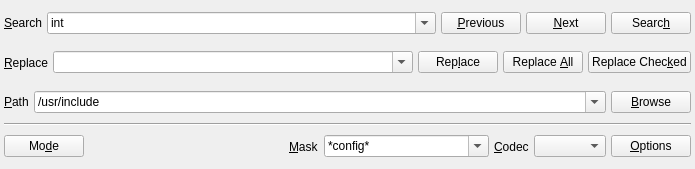
Qt form v2/branches/dev/plugins/base/SearchAndReplaceV2/src/SearchWidget.ui (testmana2/mks) before a commit.
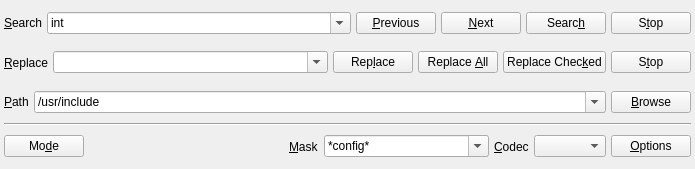
The same form after that commit. Icons and pictures are not drawn.

Commit message: Fix a bug that cause search button pressed multiple times to not restart the search. Add the possibility to stop search/replace threads when they are running.

Patch:
```diff
--- a/v2/branches/dev/plugins/base/SearchAndReplaceV2/src/SearchWidget.ui
+++ b/v2/branches/dev/plugins/base/SearchAndReplaceV2/src/SearchWidget.ui
@@ -108,6 +108,17 @@
            </property>
           </widget>
          </item>
+         <item>
+          <widget class="QPushButton" name="pbSearchStop">
+           <property name="text">
+            <string>S&amp;top</string>
+           </property>
+           <property name="icon">
+            <iconset resource="../../../../monkey/src/resources/resources.qrc">
+             <normaloff>:/console/icons/console/stop.png</normaloff>:/console/icons/console/stop.png</iconset>
+           </property>
+          </widget>
+         </item>
         </layout>
        </widget>
       </item>
@@ -190,6 +201,17 @@
            </property>
           </widget>
          </item>
+         <item>
+          <widget class="QPushButton" name="pbReplaceCheckedStop">
+           <property name="text">
+            <string>S&amp;top</string>
+           </property>
+           <property name="icon">
+            <iconset resource="../../../../monkey/src/resources/resources.qrc">
+             <normaloff>:/console/icons/console/stop.png</normaloff>:/console/icons/console/stop.png</iconset>
+           </property>
+          </widget>
+         </item>
         </layout>
        </widget>
       </item>
```
The commit also changes 4 other files.
